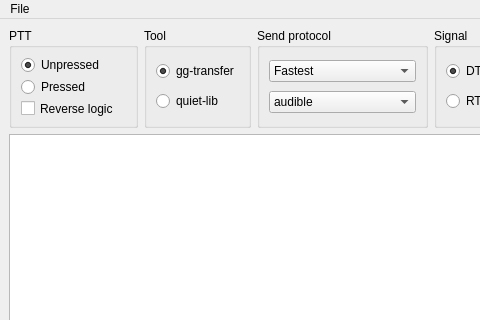
Old version of the form fm-transfer.ui in the repository matteotenca/fm-transfer; both pictures show x 0 to 480 and y 0 to 320 of the 573 by 731 pixel window.
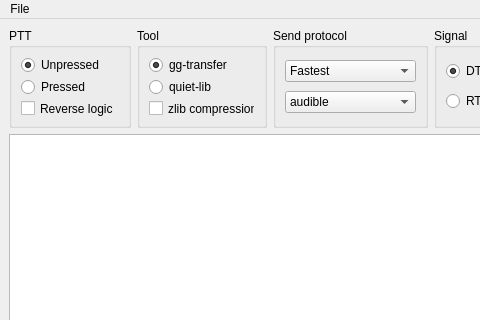
New version of the form. Icons and pictures are not drawn. Custom widgets are drawn as their Qt base class.

Commit message: add zlib compression

```diff
--- a/fm-transfer.ui
+++ b/fm-transfer.ui
@@ -136,6 +136,13 @@
            </property>
           </widget>
          </item>
+         <item>
+          <widget class="QCheckBox" name="zlibCheckBox">
+           <property name="text">
+            <string>zlib compression</string>
+           </property>
+          </widget>
+         </item>
         </layout>
        </widget>
       </item>
```
Left out of the diff: 134 changed lines with no effect on the pictures. The commit also changes 16 other files.
